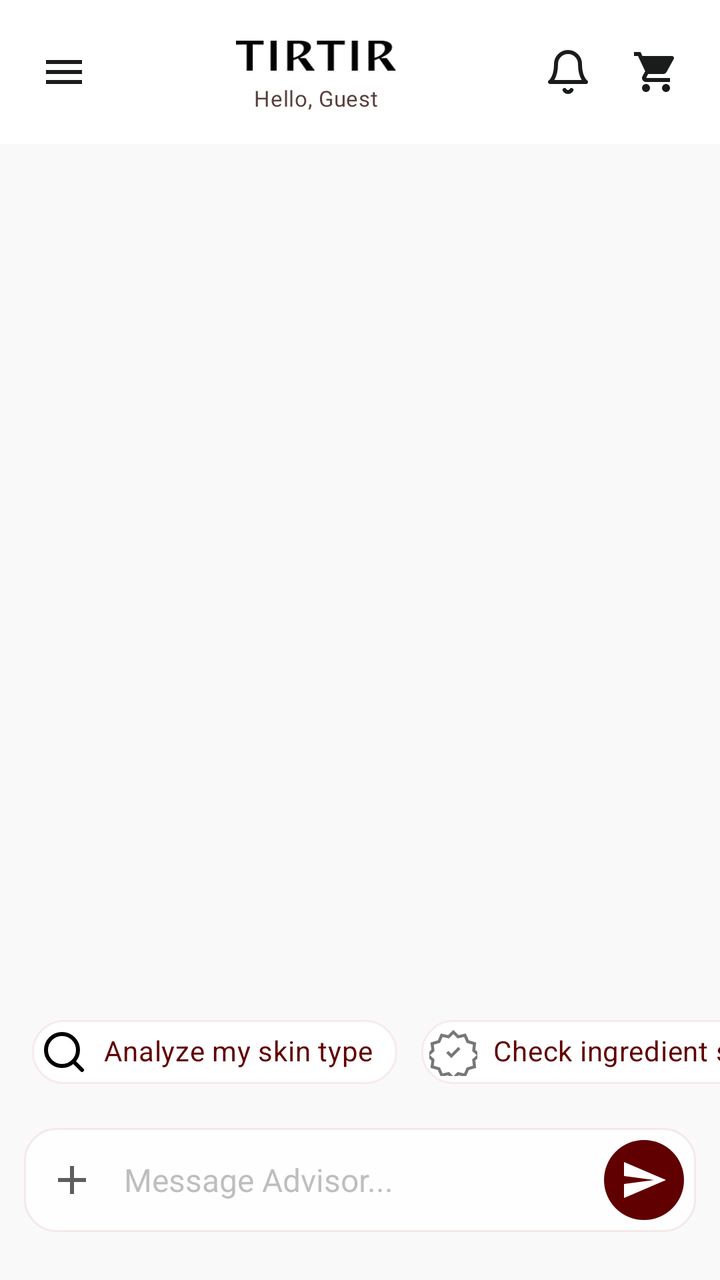
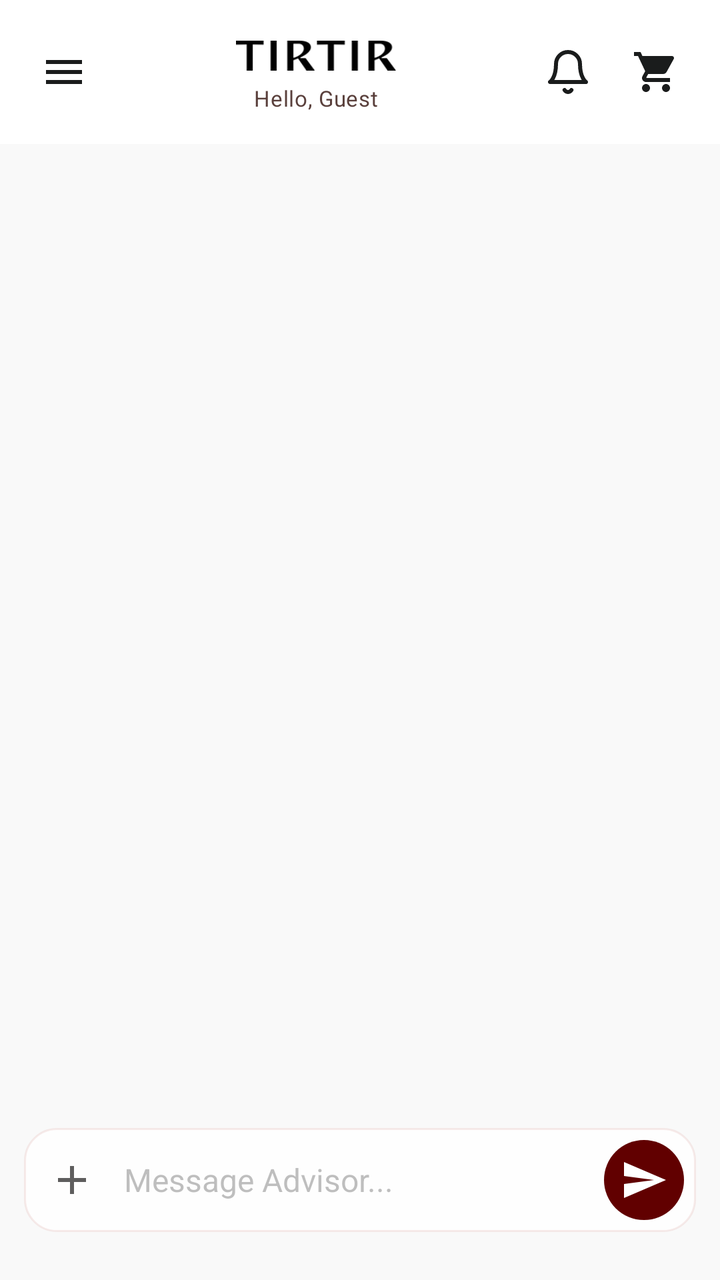

Compare the two renders of this Android layout. The source of the first and the diff that turns it into the second are given below.
<!-- AndroidManifest.xml: application theme Theme.TirTirMCommerce -->
<!-- res/layout/fragment_chat.xml -->
<?xml version="1.0" encoding="utf-8"?>
<androidx.coordinatorlayout.widget.CoordinatorLayout xmlns:android="http://schemas.android.com/apk/res/android"
    xmlns:app="http://schemas.android.com/apk/res-auto"
    android:layout_width="match_parent"
    android:layout_height="match_parent"
    android:background="#f9f9f9">

    <com.google.android.material.appbar.AppBarLayout
        android:layout_width="match_parent"
        android:layout_height="wrap_content"
        android:background="#f9f9f9"
        app:elevation="0dp">

        <include layout="@layout/layout_app_header" />
    </com.google.android.material.appbar.AppBarLayout>

    <FrameLayout
        android:layout_width="match_parent"
        android:layout_height="match_parent"
        app:layout_behavior="@string/appbar_scrolling_view_behavior">

        <TextView
            android:id="@+id/tvChatOfflineBanner"
            android:layout_width="match_parent"
            android:layout_height="wrap_content"
            android:background="#FFC107"
            android:gravity="center"
            android:padding="8dp"
            android:text="You are offline. Previous messages remain available."
            android:textColor="#000000"
            android:textSize="12sp"
            android:visibility="gone" />

        <androidx.recyclerview.widget.RecyclerView
            android:id="@+id/rvChatMessages"
            android:layout_width="match_parent"
            android:layout_height="match_parent"
            android:clipToPadding="false"
            android:paddingStart="12dp"
            android:paddingTop="24dp"
            android:paddingEnd="12dp"
            android:paddingBottom="166dp" />

        <HorizontalScrollView
            android:id="@+id/layoutChatQuickPrompts"
            android:layout_width="match_parent"
            android:layout_height="wrap_content"
            android:layout_gravity="bottom"
            android:layout_marginBottom="82dp"
            android:paddingHorizontal="16dp"
            android:paddingVertical="8dp"
            android:clipToPadding="false"
            android:scrollbars="none">
            
            <com.google.android.material.chip.ChipGroup
                android:id="@+id/chipGroupPrompts"
                android:layout_width="wrap_content"
                android:layout_height="wrap_content"
                android:gravity="center_vertical"
                app:chipSpacingHorizontal="12dp"
                app:singleLine="true">
                
                <com.google.android.material.chip.Chip
                    android:id="@+id/chipPromptSkin"
                    style="@style/Widget.MaterialComponents.Chip.Action"
                    android:layout_width="wrap_content" android:layout_height="wrap_content"
                    android:text="Analyze my skin type" android:textColor="@color/tirtir_red_dark"
                    app:chipBackgroundColor="#E6FFFFFF"
                    app:chipStrokeColor="#4DE3BEB8" app:chipStrokeWidth="1dp" 
                    app:chipIcon="@drawable/ic_search" />
                    
                <com.google.android.material.chip.Chip
                    android:id="@+id/chipPromptIngredient"
                    style="@style/Widget.MaterialComponents.Chip.Action"
                    android:layout_width="wrap_content" android:layout_height="wrap_content"
                    android:text="Check ingredient safety" android:textColor="@color/tirtir_red_dark"
                    app:chipBackgroundColor="#E6FFFFFF"
                    app:chipStrokeColor="#4DE3BEB8" app:chipStrokeWidth="1dp" 
                    app:chipIcon="@drawable/ic_badge_dermatologist" />

                <com.google.android.material.chip.Chip
                    android:id="@+id/chipPromptRoutine"
                    style="@style/Widget.MaterialComponents.Chip.Action"
                    android:layout_width="wrap_content" android:layout_height="wrap_content"
                    android:text="Morning routine help" android:textColor="@color/tirtir_red_dark"
                    app:chipBackgroundColor="#E6FFFFFF"
                    app:chipStrokeColor="#4DE3BEB8" app:chipStrokeWidth="1dp" 
                    app:chipIcon="@drawable/ic_routine" />
                    
                <com.google.android.material.chip.Chip
                    android:id="@+id/chipPromptOrder"
                    style="@style/Widget.MaterialComponents.Chip.Action"
                    android:layout_width="wrap_content" android:layout_height="wrap_content"
                    android:text="Order status" android:textColor="@color/tirtir_red_dark"
                    app:chipBackgroundColor="#E6FFFFFF"
                    app:chipStrokeColor="#4DE3BEB8" app:chipStrokeWidth="1dp" 
                    app:chipIcon="@drawable/ic_local_shipping" />
            </com.google.android.material.chip.ChipGroup>
        </HorizontalScrollView>

        <LinearLayout
            android:id="@+id/layoutTyping"
            android:layout_width="wrap_content"
            android:layout_height="44dp"
            android:layout_gravity="bottom|start"
            android:layout_marginStart="16dp"
            android:layout_marginBottom="142dp"
            android:background="@drawable/bg_chat_bubble_bot"
            android:elevation="0dp"
            android:gravity="center"
            android:paddingStart="10dp"
            android:paddingEnd="10dp"
            android:visibility="gone">

            <com.airbnb.lottie.LottieAnimationView
                android:id="@+id/lottieTyping"
                android:layout_width="72dp"
                android:layout_height="28dp"
                app:lottie_autoPlay="true"
                app:lottie_loop="true"
                app:lottie_rawRes="@raw/typing_dots" />
        </LinearLayout>

        
        <LinearLayout
            android:layout_width="match_parent"
            android:layout_height="wrap_content"
            android:layout_gravity="bottom"
            android:paddingHorizontal="12dp"
            android:paddingTop="8dp"
            android:paddingBottom="24dp">
            
            <LinearLayout
                android:layout_width="match_parent"
                android:layout_height="wrap_content"
                android:background="@drawable/bg_chat_input"
                android:elevation="4dp"
                android:gravity="center_vertical"
                android:orientation="horizontal"
                android:padding="6dp">
                
                <ImageButton
                    android:id="@+id/btnAddAttachment"
                    android:layout_width="36dp"
                    android:layout_height="36dp"
                    android:background="?attr/selectableItemBackgroundBorderless"
                    android:src="@drawable/ic_plus"
                    app:tint="#5f5e5e" />
                    
                <EditText
                    android:id="@+id/etChatInput"
                    android:layout_width="0dp"
                    android:layout_height="wrap_content"
                    android:layout_weight="1"
                    android:background="@null"
                    android:hint="Message Advisor..."
                    android:inputType="textCapSentences|textMultiLine"
                    android:maxLines="4"
                    android:minHeight="40dp"
                    android:paddingHorizontal="8dp"
                    android:textColor="#1a1c1c"
                    android:textColorHint="#665f5e5e"
                    android:textSize="16sp" />
                    
                <ImageButton
                    android:id="@+id/btnSendMessage"
                    android:layout_width="40dp"
                    android:layout_height="40dp"
                    android:background="@drawable/bg_chat_btn_send"
                    android:src="@drawable/ic_send"
                    android:padding="8dp"
                    android:scaleType="centerInside"
                    app:tint="#ffffff" />
            </LinearLayout>
        </LinearLayout>
    </FrameLayout>
</androidx.coordinatorlayout.widget.CoordinatorLayout>
<!-- res/layout/layout_app_header.xml (included above) -->
<?xml version="1.0" encoding="utf-8"?>
<LinearLayout xmlns:android="http://schemas.android.com/apk/res/android"
    xmlns:app="http://schemas.android.com/apk/res-auto"
    android:layout_width="match_parent"
    android:layout_height="72dp"
    android:orientation="horizontal"
    android:paddingHorizontal="12dp"
    android:gravity="center_vertical"
    android:background="@color/tirtir_white"
    android:baselineAligned="false">

    <ImageButton
        android:id="@+id/btnHamburger"
        android:layout_width="40dp"
        android:layout_height="40dp"
        android:background="@android:color/transparent"
        android:src="@drawable/ic_menu_hamburger"
        app:tint="@color/tirtir_black"
        android:contentDescription="Menu" />

    
    <LinearLayout
        android:layout_width="0dp"
        android:layout_height="wrap_content"
        android:layout_weight="1"
        android:orientation="vertical"
        android:gravity="center_horizontal"
        android:layout_marginHorizontal="4dp">

        <ImageView
            android:layout_width="80dp"
            android:layout_height="24dp"
            android:src="@drawable/ic_logo_black"
            android:scaleType="centerInside"
            android:contentDescription="TirTir" />

        <TextView
            android:id="@+id/tvGreeting"
            android:layout_width="wrap_content"
            android:layout_height="wrap_content"
            android:layout_marginTop="2dp"
            android:text="Hello, Guest"
            android:textColor="@color/tirtir_text_secondary"
            android:textSize="11sp"
            android:letterSpacing="0.02"
            android:maxLines="1"
            android:ellipsize="end" />

    </LinearLayout>

    <FrameLayout
        android:id="@+id/btnNotifications"
        android:layout_width="40dp"
        android:layout_height="40dp"
        android:clipChildren="false"
        android:clipToPadding="false"
        android:clickable="true"
        android:focusable="true"
        android:background="?android:attr/selectableItemBackgroundBorderless">

        <ImageView
            android:layout_width="match_parent"
            android:layout_height="match_parent"
            android:background="@android:color/transparent"
            android:scaleType="centerInside"
            android:src="@drawable/ic_notifications"
            app:tint="@color/tirtir_black"
            android:contentDescription="Notifications" />

        <TextView
            android:id="@+id/tvNotificationBadge"
            android:layout_width="16dp"
            android:layout_height="16dp"
            android:layout_gravity="top|end"
            android:layout_marginTop="4dp"
            android:layout_marginEnd="2dp"
            android:background="@drawable/ic_tirtir_brand_circle"
            android:backgroundTint="@color/tirtir_red_primary"
            android:gravity="center"
            android:text="0"
            android:textColor="@color/tirtir_white"
            android:textSize="9sp"
            android:textStyle="bold"
            android:visibility="gone" />
    </FrameLayout>

    <FrameLayout
        android:id="@+id/btnCart"
        android:layout_width="40dp"
        android:layout_height="40dp"
        android:layout_marginStart="4dp"
        android:clipChildren="false"
        android:clipToPadding="false">

        <ImageView
            android:layout_width="match_parent"
            android:layout_height="match_parent"
            android:background="@android:color/transparent"
            android:scaleType="centerInside"
            android:src="@drawable/ic_cart"
            app:tint="@color/tirtir_black"
            android:contentDescription="Cart" />

        <TextView
            android:id="@+id/tvCartBadge"
            android:layout_width="16dp"
            android:layout_height="16dp"
            android:layout_gravity="top|end"
            android:layout_marginTop="4dp"
            android:layout_marginEnd="2dp"
            android:background="@drawable/ic_tirtir_brand_circle"
            android:backgroundTint="@color/tirtir_red_primary"
            android:gravity="center"
            android:text="0"
            android:textColor="@color/tirtir_white"
            android:textSize="9sp"
            android:textStyle="bold"
            android:visibility="gone" />
    </FrameLayout>

</LinearLayout>
<!-- resources referenced by this layout -->
<resources>
  <color name="tirtir_black">#1A1C1C</color>
  <color name="tirtir_red_dark">#610000</color>
  <color name="tirtir_red_primary">#8B0000</color>
  <color name="tirtir_text_secondary">#5A403C</color>
  <color name="tirtir_white">#FFFFFF</color>
  <!-- drawable bg_chat_btn_send (drawable) -->
  <?xml version="1.0" encoding="utf-8"?>
  <shape xmlns:android="http://schemas.android.com/apk/res/android"
      android:shape="oval">
      <solid android:color="#610000" />
  </shape>
  <!-- drawable ic_badge_dermatologist (drawable) -->
  <vector xmlns:android="http://schemas.android.com/apk/res/android"
      android:width="24dp"
      android:height="24dp"
      android:viewportWidth="24"
      android:viewportHeight="24">
    <path
        android:fillColor="#00000000"
        android:strokeColor="#777777"
        android:strokeWidth="1.5"
        android:pathData="M12,2 l2.4,2.4 3.4,-0.8 1.4,3.2 3.4,1 -0.4,3.4 2.6,2.4 -2.6,2.4 0.4,3.4 -3.4,1 -1.4,3.2 -3.4,-0.8 -2.4,2.4 -2.4,-2.4 -3.4,0.8 -1.4,-3.2 -3.4,-1 0.4,-3.4 -2.6,-2.4 2.6,-2.4 -0.4,-3.4 3.4,-1 1.4,-3.2 3.4,0.8z"/>
    <path
        android:fillColor="#00000000"
        android:strokeColor="#777777"
        android:strokeWidth="1.5"
        android:pathData="M9,12 l2,2 4,-4"/>
  </vector>
  <!-- drawable ic_local_shipping (drawable) -->
  <vector xmlns:android="http://schemas.android.com/apk/res/android"
      android:width="24dp"
      android:height="24dp"
      android:viewportWidth="24"
      android:viewportHeight="24"
      android:tint="?attr/colorControlNormal">
    <path
        android:fillColor="@android:color/white"
        android:pathData="M20,8h-3V4H3c-1.1,0 -2,0.9 -2,2v11h2c0,1.66 1.34,3 3,3s3,-1.34 3,-3h6c0,1.66 1.34,3 3,3s3,-1.34 3,-3h2v-5l-3,-4zM6,18.5c-0.83,0 -1.5,-0.67 -1.5,-1.5s0.67,-1.5 1.5,-1.5 1.5,0.67 1.5,1.5 -0.67,1.5 -1.5,1.5zM17,8h3l2.5,3.33V17h-2c0,-1.66 -1.34,-3 -3,-3s-3,1.34 -3,3h-1V8zM18,18.5c-0.83,0 -1.5,-0.67 -1.5,-1.5s0.67,-1.5 1.5,-1.5 1.5,0.67 1.5,1.5 -0.67,1.5 -1.5,1.5z"/>
  </vector>
  <!-- drawable ic_routine (drawable) -->
  <vector xmlns:android="http://schemas.android.com/apk/res/android"
      android:width="24dp"
      android:height="24dp"
      android:viewportWidth="24"
      android:viewportHeight="24"
      android:tint="?attr/colorControlNormal">
      <path
          android:fillColor="#FF000000"
          android:pathData="M7,2h10v4h2v16H5V6h2V2zM9,6h6V4H9v2zM8,10h8v2H8v-2zM8,14h8v2H8v-2zM8,18h5v2H8v-2z" />
  </vector>
  <!-- drawable ic_search (drawable) -->
  <?xml version="1.0" encoding="utf-8"?>
  <vector xmlns:android="http://schemas.android.com/apk/res/android"
      android:width="24dp"
      android:height="24dp"
      android:viewportWidth="24"
      android:viewportHeight="24">
      <path
          android:strokeWidth="2"
          android:strokeColor="@android:color/black"
          android:strokeLineCap="round"
          android:strokeLineJoin="round"
          android:fillColor="@android:color/transparent"
          android:pathData="M11,19A8,8 0 1,0 11,3A8,8 0 0,0 11,19Z" />
      <path
          android:strokeWidth="2"
          android:strokeColor="@android:color/black"
          android:strokeLineCap="round"
          android:strokeLineJoin="round"
          android:fillColor="@android:color/transparent"
          android:pathData="M21,21L16.65,16.65" />
  </vector>
  <!-- drawable ic_send (drawable) -->
  <vector xmlns:android="http://schemas.android.com/apk/res/android"
      android:width="24dp"
      android:height="24dp"
      android:viewportWidth="24"
      android:viewportHeight="24">
      <path
          android:fillColor="#FFFFFFFF"
          android:pathData="M2,21l21,-9L2,3v7l15,2 -15,2v7z" />
  </vector>
  <style name="Theme.TirTirMCommerce" parent="Base.Theme.TirTirMCommerce" />
  <color name="tirtir_red_surface">#FFF4F3</color>
  <color name="tirtir_off_white">#F9F9F9</color>
  <color name="tirtir_error">#D32F2F</color>
  <!-- unchanged entries left out for length: 9 -->
</resources>

<!-- the commit's change to res/layout/fragment_chat.xml (unified diff, before → after) -->
@@ -50,52 +50,17 @@
             android:paddingHorizontal="16dp"
             android:paddingVertical="8dp"
             android:clipToPadding="false"
-            android:scrollbars="none">
-            
+            android:scrollbars="none"
+            android:visibility="gone">
+
             <com.google.android.material.chip.ChipGroup
                 android:id="@+id/chipGroupPrompts"
                 android:layout_width="wrap_content"
                 android:layout_height="wrap_content"
                 android:gravity="center_vertical"
                 app:chipSpacingHorizontal="12dp"
-                app:singleLine="true">
-                
-                <com.google.android.material.chip.Chip
-                    android:id="@+id/chipPromptSkin"
-                    style="@style/Widget.MaterialComponents.Chip.Action"
-                    android:layout_width="wrap_content" android:layout_height="wrap_content"
-                    android:text="Analyze my skin type" android:textColor="@color/tirtir_red_dark"
-                    app:chipBackgroundColor="#E6FFFFFF"
-                    app:chipStrokeColor="#4DE3BEB8" app:chipStrokeWidth="1dp" 
-                    app:chipIcon="@drawable/ic_search" />
-                    
-                <com.google.android.material.chip.Chip
-                    android:id="@+id/chipPromptIngredient"
-                    style="@style/Widget.MaterialComponents.Chip.Action"
-                    android:layout_width="wrap_content" android:layout_height="wrap_content"
-                    android:text="Check ingredient safety" android:textColor="@color/tirtir_red_dark"
-                    app:chipBackgroundColor="#E6FFFFFF"
-                    app:chipStrokeColor="#4DE3BEB8" app:chipStrokeWidth="1dp" 
-                    app:chipIcon="@drawable/ic_badge_dermatologist" />
-
-                <com.google.android.material.chip.Chip
-                    android:id="@+id/chipPromptRoutine"
-                    style="@style/Widget.MaterialComponents.Chip.Action"
-                    android:layout_width="wrap_content" android:layout_height="wrap_content"
-                    android:text="Morning routine help" android:textColor="@color/tirtir_red_dark"
-                    app:chipBackgroundColor="#E6FFFFFF"
-                    app:chipStrokeColor="#4DE3BEB8" app:chipStrokeWidth="1dp" 
-                    app:chipIcon="@drawable/ic_routine" />
-                    
-                <com.google.android.material.chip.Chip
-                    android:id="@+id/chipPromptOrder"
-                    style="@style/Widget.MaterialComponents.Chip.Action"
-                    android:layout_width="wrap_content" android:layout_height="wrap_content"
-                    android:text="Order status" android:textColor="@color/tirtir_red_dark"
-                    app:chipBackgroundColor="#E6FFFFFF"
-                    app:chipStrokeColor="#4DE3BEB8" app:chipStrokeWidth="1dp" 
-                    app:chipIcon="@drawable/ic_local_shipping" />
-            </com.google.android.material.chip.ChipGroup>
+                app:singleLine="true" />
+
         </HorizontalScrollView>
 
         <LinearLayout
<!-- resource entries referenced after the edit -->
@@ -11,67 +11,6 @@
       android:shape="oval">
       <solid android:color="#610000" />
   </shape>
-  <!-- drawable ic_badge_dermatologist (drawable) -->
-  <vector xmlns:android="http://schemas.android.com/apk/res/android"
-      android:width="24dp"
-      android:height="24dp"
-      android:viewportWidth="24"
-      android:viewportHeight="24">
-    <path
-        android:fillColor="#00000000"
-        android:strokeColor="#777777"
-        android:strokeWidth="1.5"
-        android:pathData="M12,2 l2.4,2.4 3.4,-0.8 1.4,3.2 3.4,1 -0.4,3.4 2.6,2.4 -2.6,2.4 0.4,3.4 -3.4,1 -1.4,3.2 -3.4,-0.8 -2.4,2.4 -2.4,-2.4 -3.4,0.8 -1.4,-3.2 -3.4,-1 0.4,-3.4 -2.6,-2.4 2.6,-2.4 -0.4,-3.4 3.4,-1 1.4,-3.2 3.4,0.8z"/>
-    <path
-        android:fillColor="#00000000"
-        android:strokeColor="#777777"
-        android:strokeWidth="1.5"
-        android:pathData="M9,12 l2,2 4,-4"/>
-  </vector>
-  <!-- drawable ic_local_shipping (drawable) -->
-  <vector xmlns:android="http://schemas.android.com/apk/res/android"
-      android:width="24dp"
-      android:height="24dp"
-      android:viewportWidth="24"
-      android:viewportHeight="24"
-      android:tint="?attr/colorControlNormal">
-    <path
-        android:fillColor="@android:color/white"
-        android:pathData="M20,8h-3V4H3c-1.1,0 -2,0.9 -2,2v11h2c0,1.66 1.34,3 3,3s3,-1.34 3,-3h6c0,1.66 1.34,3 3,3s3,-1.34 3,-3h2v-5l-3,-4zM6,18.5c-0.83,0 -1.5,-0.67 -1.5,-1.5s0.67,-1.5 1.5,-1.5 1.5,0.67 1.5,1.5 -0.67,1.5 -1.5,1.5zM17,8h3l2.5,3.33V17h-2c0,-1.66 -1.34,-3 -3,-3s-3,1.34 -3,3h-1V8zM18,18.5c-0.83,0 -1.5,-0.67 -1.5,-1.5s0.67,-1.5 1.5,-1.5 1.5,0.67 1.5,1.5 -0.67,1.5 -1.5,1.5z"/>
-  </vector>
-  <!-- drawable ic_routine (drawable) -->
-  <vector xmlns:android="http://schemas.android.com/apk/res/android"
-      android:width="24dp"
-      android:height="24dp"
-      android:viewportWidth="24"
-      android:viewportHeight="24"
-      android:tint="?attr/colorControlNormal">
-      <path
-          android:fillColor="#FF000000"
-          android:pathData="M7,2h10v4h2v16H5V6h2V2zM9,6h6V4H9v2zM8,10h8v2H8v-2zM8,14h8v2H8v-2zM8,18h5v2H8v-2z" />
-  </vector>
-  <!-- drawable ic_search (drawable) -->
-  <?xml version="1.0" encoding="utf-8"?>
-  <vector xmlns:android="http://schemas.android.com/apk/res/android"
-      android:width="24dp"
-      android:height="24dp"
-      android:viewportWidth="24"
-      android:viewportHeight="24">
-      <path
-          android:strokeWidth="2"
-          android:strokeColor="@android:color/black"
-          android:strokeLineCap="round"
-          android:strokeLineJoin="round"
-          android:fillColor="@android:color/transparent"
-          android:pathData="M11,19A8,8 0 1,0 11,3A8,8 0 0,0 11,19Z" />
-      <path
-          android:strokeWidth="2"
-          android:strokeColor="@android:color/black"
-          android:strokeLineCap="round"
-          android:strokeLineJoin="round"
-          android:fillColor="@android:color/transparent"
-          android:pathData="M21,21L16.65,16.65" />
-  </vector>
   <!-- drawable ic_send (drawable) -->
   <vector xmlns:android="http://schemas.android.com/apk/res/android"
       android:width="24dp"
